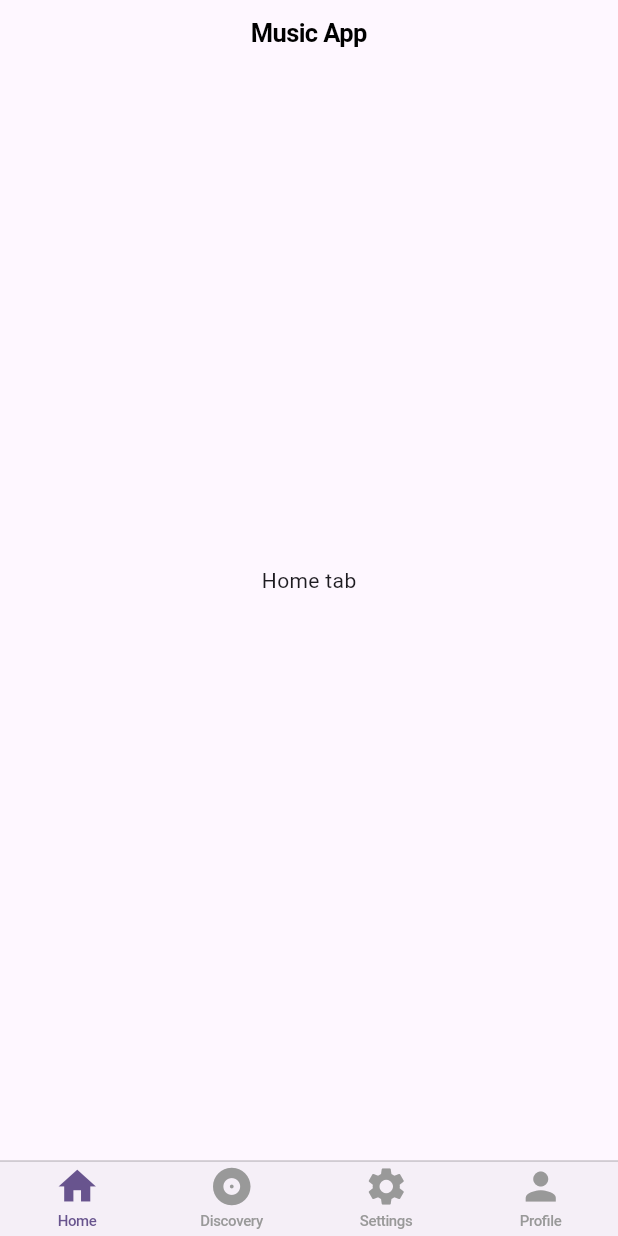
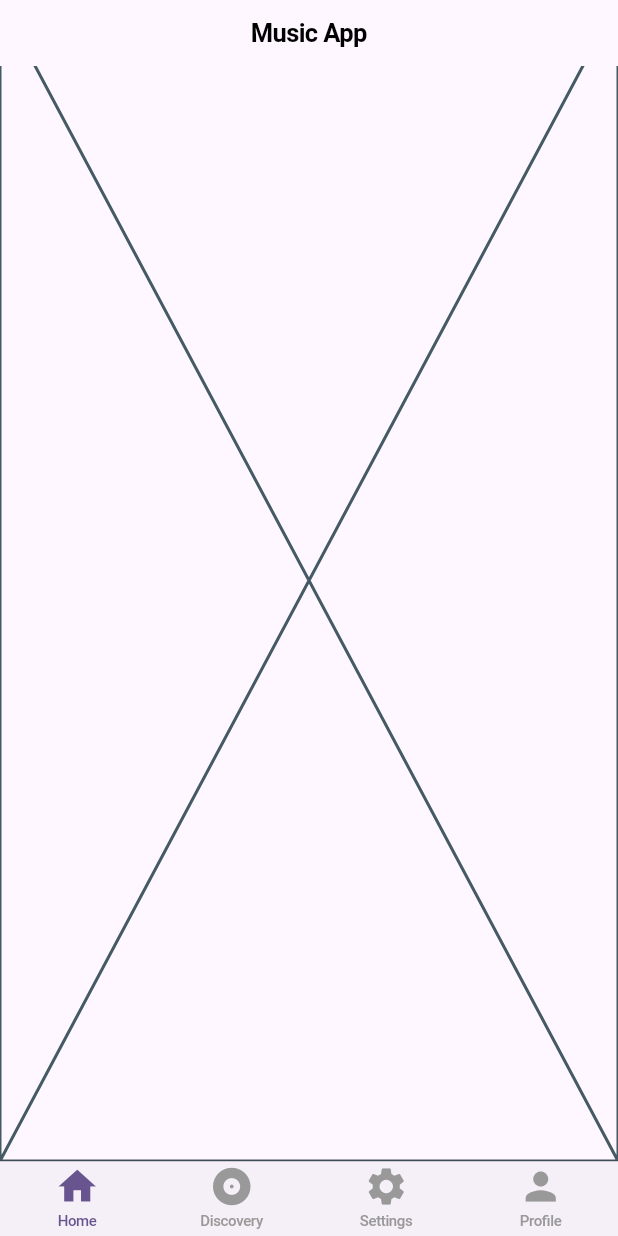
Before and after one commit to ReDoProgrammer/flutter_gui, a Flutter app: the screen it shows after launch, on a phone screen of 412 x 824 dp. Run offline on Flutter 3.47's test engine with Material 3 defaults, Android fonts, the phone set to English and light mode, and no system bars.

Commit message:
khai bao home view model

```diff
--- a/lib/ui/home/home.dart
+++ b/lib/ui/home/home.dart
@@ -3,6 +3,8 @@ import 'package:flutter/material.dart';
 import 'package:main_gui/ui/discovery/discovery.dart';
 import 'package:main_gui/ui/settings/settings.dart';
 import 'package:main_gui/ui/user/profile.dart';
+
+import '../../data/model/song.dart';
 
 class MusicApp extends StatelessWidget {
   const MusicApp({super.key});
@@ -68,6 +70,24 @@ class HomeTab extends StatelessWidget {
 
   @override
   Widget build(BuildContext context) {
-    return const Scaffold(body: Center(child: Text('Home tab')));
+    return const HomeTabPage();
   }
 }
+
+class HomeTabPage extends StatefulWidget {
+  const HomeTabPage({super.key});
+
+  @override
+  State<HomeTabPage> createState() => _HomeTabPageState();
+}
+
+class _HomeTabPageState extends State<HomeTabPage> {
+  //thay đổi giao diện của homepage ở đây
+
+  List<Song> songs = [];
+
+  @override
+  Widget build(BuildContext context) {
+    return const Placeholder();
+  }
+}
```
Also changed, not shown: lib/ui/home/viewmodel.dart (added, +13 -0 lines).
